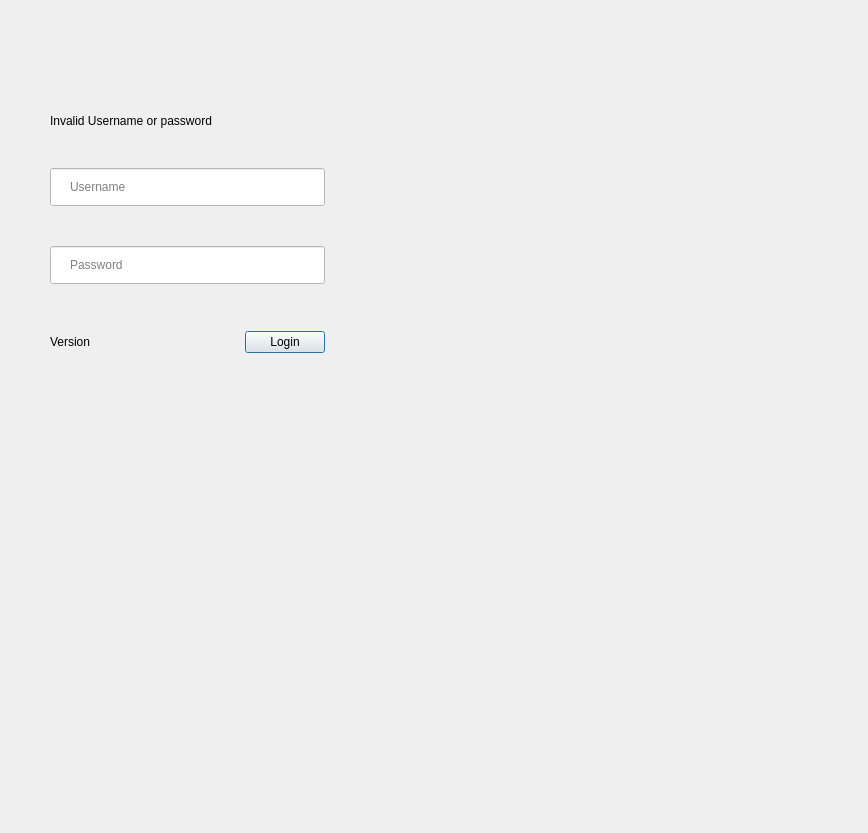
Before: the Qt Designer form Applications/Spire/Source/Login/LoginDialog.ui in spiretrading/nexus, drawn with Qt 5.
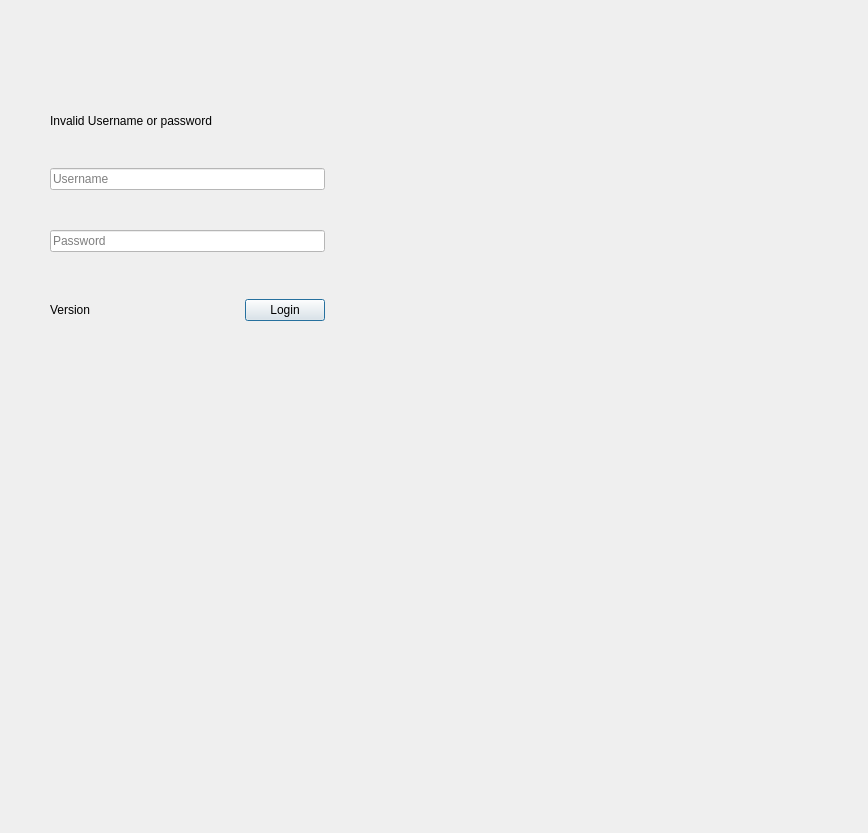
After: the same form once the commit is applied. Icons and pictures are not drawn.

Commit message: Fixed lineEdit font size issue.

What changed in the file:
```diff
--- a/Applications/Spire/Source/Login/LoginDialog.ui
+++ b/Applications/Spire/Source/Login/LoginDialog.ui
@@ -167,11 +167,7 @@
               <string notr="true">background-color: rgb(255, 255, 255);
 color: rgb(168, 168, 168);
 color: rgb(0, 0, 0);
-font: 10pt &quot;Roboto&quot;;
-padding-left:17;
-padding-top:10; 
-padding-bottom:10; 
-padding-right:10</string>
+font: 10pt &quot;Roboto&quot;;</string>
              </property>
              <property name="inputMask">
               <string/>
@@ -207,10 +203,7 @@
 font: 10pt &quot;Roboto&quot;;
 color: rgb(168, 168, 168);
 color: rgb(0, 0, 0);
-padding-left:17;
-padding-top:10; 
-padding-bottom:10; 
-padding-right:10</string>
+</string>
              </property>
              <property name="text">
               <string/>
```
Left out of the diff: 6 changed lines with no effect on the pictures. The commit also changes 1 other file.
